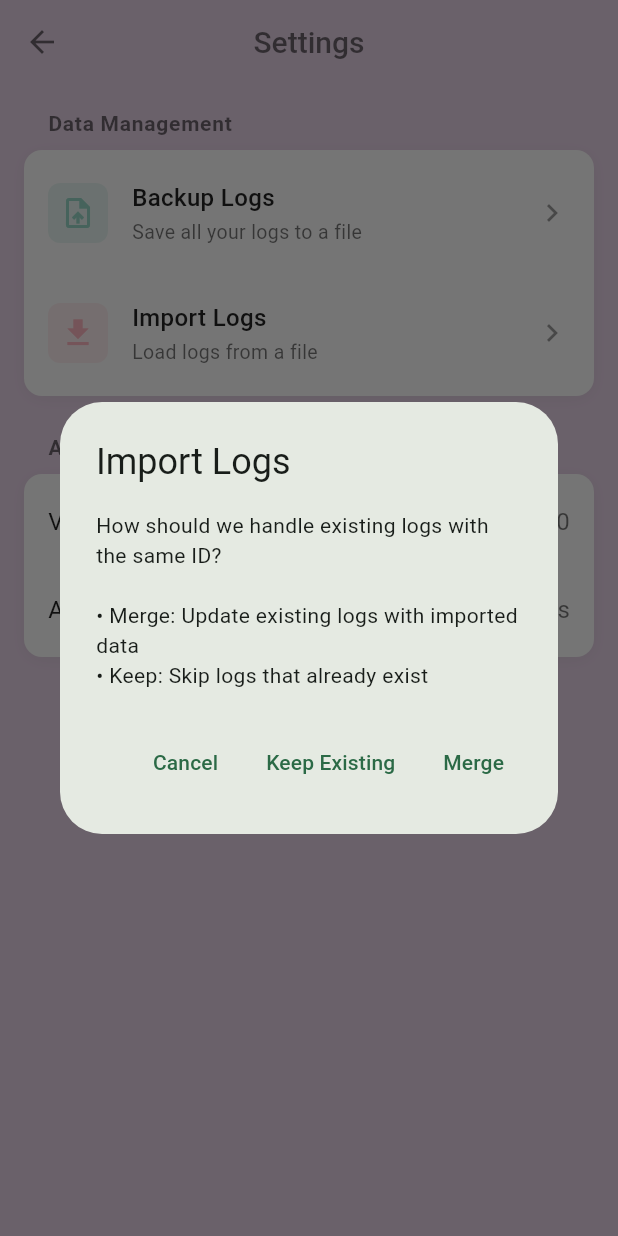
After one commit to BugliL/YearInPixel, a Flutter app: the SettingsScreen screen opened directly, after a tap on "Import Logs", on a phone screen of 412 x 824 dp. The commit adds this screen. Run offline on Flutter 3.47's test engine with Material 3 defaults, Android fonts, the phone set to English and light mode, and no system bars; our stand-ins replace file_picker, hive, hive_flutter, universal_io; missing offline and left inert: dart:html; accounts and stored records are empty.

Commit message:
feat: added import/export functionality

```diff
--- /dev/null
+++ b/flutter_project/lib/models/import_result.dart
@@ -0,0 +1,13 @@
+class ImportResult {
+  final bool success;
+  final String message;
+  final int logsImported;
+  final int logsSkipped;
+
+  ImportResult({
+    required this.success,
+    required this.message,
+    required this.logsImported,
+    this.logsSkipped = 0,
+  });
+}
--- a/flutter_project/lib/providers/log_provider.dart
+++ b/flutter_project/lib/providers/log_provider.dart
@@ -3,6 +3,8 @@ import 'package:hive/hive.dart';
 import '../models/log.dart';
 import '../models/log_category.dart';
 import '../models/day_entry.dart';
+import '../models/import_result.dart';
+import '../services/import_export_service.dart';
 
 class LogProvider extends ChangeNotifier {
   late Box<Log> _logBox;
@@ -49,6 +51,145 @@ class LogProvider extends ChangeNotifier {
   void setSelectedYear(int year) {
     _selectedYear = year;
     notifyListeners();
+  }
+
+  // Export all logs to a file
+  Future<bool> exportAllLogs() async {
+    try {
+      return await ImportExportService.exportLogs(_logs);
+    } catch (e) {
+      print('Error in exportAllLogs: $e');
+      return false;
+    }
+  }
+
+  // Import logs from a file
+  Future<ImportResult> importLogsFromFile({bool replaceExisting = false}) async {
+    try {
+      final importedLogs = await ImportExportService.importLogs();
+
+      if (importedLogs == null) {
+        return ImportResult(
+          success: false,
+          message: 'Import cancelled',
+          logsImported: 0,
+        );
+      }
+
+      if (importedLogs.isEmpty) {
+        return ImportResult(
+          success: false,
+          message: 'No logs found in import file',
+          logsImported: 0,
+        );
+      }
+
+      int imported = 0;
+      int skipped = 0;
+      int updated = 0;
+
+      for (final log in importedLogs) {
+        // Check if log with same ID already exists
+        final existingLog = _logBox.get(log.id);
+
+        if (existingLog != null) {
+          if (replaceExisting) {
+            // Merge entries from imported log with existing log
+            final mergedLog = _mergeLogEntries(existingLog, log);
+            await _logBox.put(log.id, mergedLog);
+            updated++;
+          } else {
+            skipped++;
+          }
+        } else {
+          await _logBox.put(log.id, log);
+          imported++;
+        }
+      }
+
+      await loadLogs();
+
+      final message = _buildImportMessage(imported, updated, skipped);
+
+      return ImportResult(
+        success: true,
+        message: message,
+        logsImported: imported + updated,
+        logsSkipped: skipped,
+      );
+    } catch (e) {
+      print('Error in importLogsFromFile: $e');
+      return ImportResult(
+        success: false,
+        message: 'Error importing logs: ${e.toString()}',
+        logsImported: 0,
+      );
+    }
+  }
+
+  // Merge entries from two logs
+  Log _mergeLogEntries(Log existing, Log imported) {
+    // Create a map of existing entries by date
+    final existingEntriesMap = <String, DayEntry>{};
+    for (final entry in existing.entries) {
+      final key = _dateKey(entry.date);
+      existingEntriesMap[key] = entry;
+    }
+
+    // Add/update with imported entries
+    for (final entry in imported.entries) {
+      final key = _dateKey(entry.date);
+      existingEntriesMap[key] = entry;
+    }
+
+    // Update the existing log with merged entries
+    existing.entries.clear();
+    existing.entries.addAll(existingEntriesMap.values);
+
+    // Update categories if different
+    if (imported.categories.length != existing.categories.length ||
+        !_categoriesMatch(existing.categories, imported.categories)) {
+      existing.categories = imported.categories;
+    }
+
+    // Update name and emoji if they've changed
+    existing.name = imported.name;
+    existing.emoji = imported.emoji;
+
+    return existing;
+  }
+
+  String _dateKey(DateTime date) {
+    return '${date.year}-${date.month.toString().padLeft(2, '0')}-${date.day.toString().padLeft(2, '0')}';
+  }
+
+  bool _categoriesMatch(List<LogCategory> cat1, List<LogCategory> cat2) {
+    if (cat1.length != cat2.length) return false;
+    for (int i = 0; i < cat1.length; i++) {
+      if (cat1[i].label != cat2[i].label || cat1[i].color != cat2[i].color) {
+        return false;
+      }
+    }
+    return true;
+  }
+
+  String _buildImportMessage(int imported, int updated, int skipped) {
+    final parts = <String>[];
+    if (imported > 0) {
+      parts.add('$imported new log${imported == 1 ? '' : 's'}');
+    }
+    if (updated > 0) {
+      parts.add('$updated updated');
+    }
+    if (skipped > 0) {
+      parts.add('$skipped skipped');
+    }
+
+    if (parts.isEmpty) {
+      return 'No changes made';
+    }
+
+    return 'Imported: ${parts.join(', ')}';
   }
 
   Future<void> _createSampleLogs() async {
--- /dev/null
+++ b/flutter_project/lib/screens/settings_screen.dart
@@ -0,0 +1,354 @@
+import 'package:flutter/material.dart';
+import 'package:provider/provider.dart';
+import '../providers/log_provider.dart';
+
+class SettingsScreen extends StatelessWidget {
+  const SettingsScreen({super.key});
+
+  @override
+  Widget build(BuildContext context) {
+    return Scaffold(
+      backgroundColor: const Color(0xFFE8D4E8),
+      appBar: AppBar(
+        backgroundColor: Colors.transparent,
+        elevation: 0,
+        leading: IconButton(
+          icon: const Icon(Icons.arrow_back, color: Colors.black54),
+          onPressed: () => Navigator.pop(context),
+        ),
+        title: const Text(
+          'Settings',
+          style: TextStyle(
+            color: Colors.black54,
+            fontSize: 20,
+            fontWeight: FontWeight.w500,
+          ),
+        ),
+        centerTitle: true,
+      ),
+      body: SafeArea(
+        child: ListView(
+          padding: const EdgeInsets.all(16),
+          children: [
+            _buildSection(
+              context,
+              title: 'Data Management',
+              children: [
+                _buildSettingsTile(
+                  context,
+                  icon: Icons.upload_file,
+                  iconColor: const Color(0xFF98D8C8),
+                  title: 'Backup Logs',
+                  subtitle: 'Save all your logs to a file',
+                  onTap: () => _handleExport(context),
+                ),
+                const SizedBox(height: 12),
+                _buildSettingsTile(
+                  context,
+                  icon: Icons.download,
+                  iconColor: const Color(0xFFFFB6C1),
+                  title: 'Import Logs',
+                  subtitle: 'Load logs from a file',
+                  onTap: () => _handleImport(context),
+                ),
+              ],
+            ),
+            const SizedBox(height: 24),
+            _buildSection(
+              context,
+              title: 'About',
+              children: [
+                _buildInfoTile(
+                  context,
+                  title: 'Version',
+                  value: '1.0.0',
+                ),
+                const SizedBox(height: 12),
+                _buildInfoTile(
+                  context,
+                  title: 'App Name',
+                  value: 'Pixa - Year in Pixels',
+                ),
+              ],
+            ),
+          ],
+        ),
+      ),
+    );
+  }
+
+  Widget _buildSection(
+    BuildContext context, {
+    required String title,
+    required List<Widget> children,
+  }) {
+    return Column(
+      crossAxisAlignment: CrossAxisAlignment.start,
+      children: [
+        Padding(
+          padding: const EdgeInsets.only(left: 16, bottom: 8),
+          child: Text(
+            title,
+            style: const TextStyle(
+              fontSize: 14,
+              fontWeight: FontWeight.w600,
+              color: Colors.black54,
+              letterSpacing: 0.5,
+            ),
+          ),
+        ),
+        Container(
+          decoration: BoxDecoration(
+            color: Colors.white,
+            borderRadius: BorderRadius.circular(12),
+            boxShadow: [
+              BoxShadow(
+                color: Colors.black.withOpacity(0.05),
+                blurRadius: 10,
+                offset: const Offset(0, 2),
+              ),
+            ],
+          ),
+          child: Padding(
+            padding: const EdgeInsets.symmetric(vertical: 8),
+            child: Column(
+              children: children,
+            ),
+          ),
+        ),
+      ],
+    );
+  }
+
+  Widget _buildSettingsTile(
+    BuildContext context, {
+    required IconData icon,
+    required Color iconColor,
+    required String title,
+    required String subtitle,
+    required VoidCallback onTap,
+  }) {
+    return InkWell(
+      onTap: onTap,
+      borderRadius: BorderRadius.circular(8),
+      child: Padding(
+        padding: const EdgeInsets.symmetric(horizontal: 16, vertical: 12),
+        child: Row(
+          children: [
+            Container(
+              width: 40,
+              height: 40,
+              decoration: BoxDecoration(
+                color: iconColor.withOpacity(0.2),
+                borderRadius: BorderRadius.circular(8),
+              ),
+              child: Icon(icon, color: iconColor, size: 24),
+            ),
+            const SizedBox(width: 16),
+            Expanded(
+              child: Column(
+                crossAxisAlignment: CrossAxisAlignment.start,
+                children: [
+                  Text(
+                    title,
+                    style: const TextStyle(
+                      fontSize: 16,
+                      fontWeight: FontWeight.w500,
+                      color: Colors.black87,
+                    ),
+                  ),
+                  const SizedBox(height: 2),
+                  Text(
+                    subtitle,
+                    style: const TextStyle(
+                      fontSize: 13,
+                      color: Colors.black54,
+                    ),
+                  ),
+                ],
+              ),
+            ),
+            const Icon(
+              Icons.chevron_right,
+              color: Colors.black38,
+            ),
+          ],
+        ),
+      ),
+    );
+  }
+
+  Widget _buildInfoTile(
+    BuildContext context, {
+    required String title,
+    required String value,
+  }) {
+    return Padding(
+      padding: const EdgeInsets.symmetric(horizontal: 16, vertical: 12),
+      child: Row(
+        mainAxisAlignment: MainAxisAlignment.spaceBetween,
+        children: [
+          Text(
+            title,
+            style: const TextStyle(
+              fontSize: 16,
+              color: Colors.black87,
+            ),
+          ),
+          Text(
+            value,
+            style: const TextStyle(
+              fontSize: 16,
+              color: Colors.black54,
+            ),
+          ),
+        ],
+      ),
+    );
+  }
+
+  Future<void> _handleExport(BuildContext context) async {
+    final provider = Provider.of<LogProvider>(context, listen: false);
+
+    if (provider.logs.isEmpty) {
+      _showMessage(
+        context,
+        'No logs to export',
+        'Add some logs first before exporting.',
+        isError: true,
+      );
+      return;
+    }
+
+    // Show loading
+    showDialog(
+      context: context,
+      barrierDismissible: false,
+      builder: (context) => const Center(
+        child: CircularProgressIndicator(
+          valueColor: AlwaysStoppedAnimation<Color>(Color(0xFF98D8C8)),
+        ),
+      ),
+    );
+
+    final success = await provider.exportAllLogs();
+
+    if (context.mounted) {
+      Navigator.pop(context); // Close loading dialog
+
+      if (success) {
+        _showMessage(
+          context,
+          'Export Successful',
+          'Your logs have been saved to the selected folder.',
+        );
+      } else {
+        _showMessage(
+          context,
+          'Export Cancelled',
+          'Export was cancelled or no location was selected.',
+          isError: false,
+        );
+      }
+    }
+  }
+
+  Future<void> _handleImport(BuildContext context) async {
+    final provider = Provider.of<LogProvider>(context, listen: false);
+
+    // Show import options dialog
+    final replaceExisting = await showDialog<bool>(
+      context: context,
+      builder: (context) => AlertDialog(
+        title: const Text('Import Logs'),
+        content: const Text(
+          'How should we handle existing logs with the same ID?\n\n'
+          '• Merge: Update existing logs with imported data\n'
+          '• Keep: Skip logs that already exist',
+        ),
+        actions: [
+          TextButton(
+            onPressed: () => Navigator.pop(context, null),
+            child: const Text('Cancel'),
+          ),
+          TextButton(
+            onPressed: () => Navigator.pop(context, false),
+            child: const Text('Keep Existing'),
+          ),
+          TextButton(
+            onPressed: () => Navigator.pop(context, true),
+            child: const Text('Merge'),
+          ),
+        ],
+      ),
+    );
+
+    if (replaceExisting == null) return; // User cancelled
+
+    // Show loading
+    if (context.mounted) {
+      showDialog(
+        context: context,
+        barrierDismissible: false,
+        builder: (context) => const Center(
+          child: CircularProgressIndicator(
+            valueColor: AlwaysStoppedAnimation<Color>(Color(0xFF98D8C8)),
+          ),
+        ),
+      );
+    }
+
+    final result = await provider.importLogsFromFile(
+      replaceExisting: replaceExisting,
+    );
+
+    if (context.mounted) {
+      Navigator.pop(context); // Close loading dialog
+
+      if (result.success) {
+        _showMessage(
+          context,
+          'Import Successful',
+          result.message,
+        );
+      } else {
+        _showMessage(
+          context,
+          'Import Failed',
+          result.message,
+          isError: true,
+        );
+      }
+    }
+  }
+
+  void _showMessage(
+    BuildContext context,
+    String title,
+    String message, {
+    bool isError = false,
+  }) {
+    showDialog(
+      context: context,
+      builder: (context) => AlertDialog(
+        title: Row(
+          children: [
+            Icon(
+              isError ? Icons.error_outline : Icons.check_circle_outline,
+              color: isError ? Colors.red : const Color(0xFF98D8C8),
+            ),
+            const SizedBox(width: 8),
+            Text(title),
+          ],
+        ),
+        content: Text(message),
+        actions: [
+          TextButton(
+            onPressed: () => Navigator.pop(context),
+            child: const Text('OK'),
+          ),
+        ],
+      ),
+    );
+  }
+}
--- /dev/null
+++ b/flutter_project/lib/services/import_export_service.dart
@@ -0,0 +1,144 @@
+import 'dart:convert';
+import 'package:file_picker/file_picker.dart';
+import 'package:flutter/foundation.dart' show kIsWeb;
+import 'package:universal_io/io.dart';
+import '../models/log.dart';
+
+// Import web helper for download functionality
+import 'import_export_web_helper.dart' if (dart.library.io) 'import_export_stub.dart';
+
+class ImportExportService {
+  // Export logs to JSON format
+  static Future<bool> exportLogs(List<Log> logs) async {
+    try {
+      // Create export data structure
+      final exportData = {
+        'version': '1.0',
+        'exportDate': DateTime.now().toIso8601String(),
+        'logs': logs.map((log) => log.toJson()).toList(),
+      };
+
+      // Convert to JSON string with pretty formatting
+      final jsonString = const JsonEncoder.withIndent('  ').convert(exportData);
+      final fileName = '_export_${DateTime.now().millisecondsSinceEpoch}.json';
+
+      if (kIsWeb) {
+        // Web platform: trigger download
+        downloadFile(jsonString, fileName);
+        return true;
+      } else {
+        // Desktop/Mobile: use directory picker
+        final directoryPath = await FilePicker.platform.getDirectoryPath(
+          dialogTitle: 'Select folder to save export',
+        );
+
+        if (directoryPath == null) {
+          return false; // User cancelled
+        }
+
+        // Create file in selected directory
+        final file = File('$directoryPath/$fileName');
+
+        // Write to file
+        await file.writeAsString(jsonString);
+
+        return true;
+      }
+    } catch (e) {
+      print('Error exporting logs: $e');
+      return false;
+    }
+  }
+
+  // Import logs from JSON file
+  static Future<List<Log>?> importLogs() async {
+    try {
+      // Pick a file
+      final result = await FilePicker.platform.pickFiles(
+        type: FileType.custom,
+        allowedExtensions: ['json'],
+        allowMultiple: false,
+        withData: kIsWeb, // On web, we need the bytes
+      );
+
+      if (result == null || result.files.isEmpty) {
+        return null; // User cancelled
+      }
+
+      String jsonString;
+
+      if (kIsWeb) {
+        // On web, read from bytes
+        final bytes = result.files.single.bytes;
+        if (bytes == null) {
+          throw Exception('Could not read file');
+        }
+        jsonString = utf8.decode(bytes);
+      } else {
+        // On desktop/mobile, read from path
+        final filePath = result.files.single.path;
+        if (filePath == null) {
+          return null;
+        }
+        final file = File(filePath);
+        jsonString = await file.readAsString();
+      }
+
+      // Parse JSON
+      final jsonData = json.decode(jsonString) as Map<String, dynamic>;
+
+      // Validate format
+      if (!jsonData.containsKey('logs') || !jsonData.containsKey('version')) {
+        throw FormatException('Invalid export file format');
+      }
+
+      // Parse logs
+      final logsJson = jsonData['logs'] as List;
+      final logs = logsJson
+          .map((logJson) => Log.fromJson(logJson as Map<String, dynamic>))
+          .toList();
+
+      return logs;
+    } catch (e) {
+      print('Error importing logs: $e');
+      rethrow;
+    }
+  }
+
+  // Validate imported data structure
+  static bool validateImportData(Map<String, dynamic> data) {
+    try {
+      // Check required fields
+      if (!data.containsKey('version') || !data.containsKey('logs')) {
+        return false;
+      }
+
+      // Check version compatibility
+      final version = data['version'] as String;
+      if (version != '1.0') {
+        print('Warning: Import file version $version may not be compatible');
+      }
+
+      // Validate logs array
+      final logs = data['logs'];
+      if (logs is! List) {
+        return false;
+      }
+
+      // Basic validation of first log if exists
+      if (logs.isNotEmpty) {
+        final firstLog = logs[0] as Map<String, dynamic>;
+        if (!firstLog.containsKey('id') ||
+            !firstLog.containsKey('name') ||
+            !firstLog.containsKey('categories')) {
+          return false;
+        }
+      }
+
+      return true;
+    } catch (e) {
+      print('Validation error: $e');
+      return false;
+    }
+  }
+}
--- /dev/null
+++ b/flutter_project/lib/services/import_export_stub.dart
@@ -0,0 +1,5 @@
+// Stub implementation for non-web platforms
+void downloadFile(String content, String fileName) {
+  // This should never be called on non-web platforms
+  throw UnimplementedError('downloadFile is only available on web');
+}
```
Also changed, not shown: flutter_project/lib/screens/home_screen.dart (+7 -1 lines), flutter_project/lib/services/import_export_web_helper.dart (added, +14 -0 lines), flutter_project/pubspec.yaml (+7 -0 lines), flutter_project/pubspec.lock, 6 other files.
